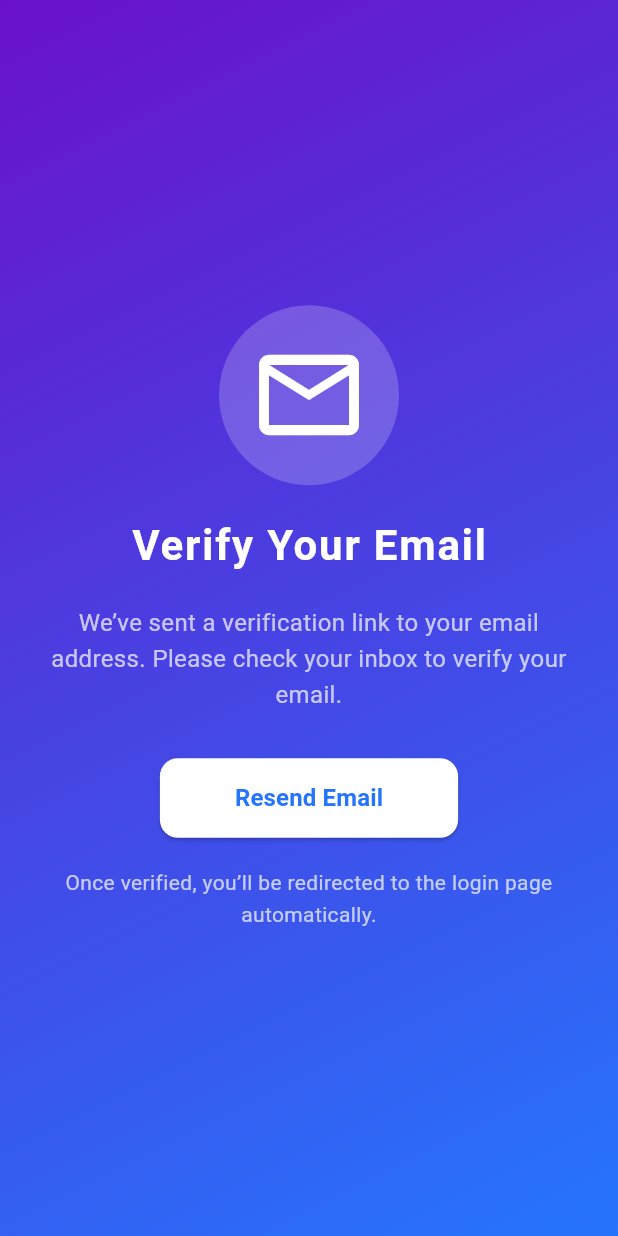
After one commit to vitaspaceuk/vitaspace_app, a Flutter app: the EmailVerificationPage screen opened directly, on a phone screen of 412 x 824 dp. The commit adds this screen. Run offline on Flutter 3.47's test engine with Material 3 defaults, Android fonts, the phone set to English and light mode, and no system bars; our stand-ins replace firebase_auth, firebase_core; accounts and stored records are empty.

Commit message:
Add email verification page

```diff
--- /dev/null
+++ b/lib/screens/email_verification_page.dart
@@ -0,0 +1,154 @@
+import 'dart:async';
+
+import 'package:flutter/material.dart';
+import 'package:firebase_auth/firebase_auth.dart';
+
+class EmailVerificationPage extends StatefulWidget {
+  const EmailVerificationPage({Key? key}) : super(key: key);
+
+  @override
+  State<EmailVerificationPage> createState() => _EmailVerificationPageState();
+}
+
+class _EmailVerificationPageState extends State<EmailVerificationPage> {
+  final FirebaseAuth _auth = FirebaseAuth.instance;
+  User? _user;
+  Timer? _timer;
+
+  @override
+  void initState() {
+    super.initState();
+    _user = _auth.currentUser;
+
+    // Start a timer to check email verification status
+    _timer = Timer.periodic(const Duration(seconds: 3), (timer) async {
+      await _user?.reload();
+      _user = _auth.currentUser;
+
+      if (_user?.emailVerified == true) {
+        _timer?.cancel();
+        Navigator.pushReplacementNamed(context, '/login');
+      }
+    });
+  }
+
+  @override
+  void dispose() {
+    _timer?.cancel();
+    super.dispose();
+  }
+
+  @override
+  Widget build(BuildContext context) {
+    return Scaffold(
+      body: Container(
+        decoration: const BoxDecoration(
+          gradient: LinearGradient(
+            begin: Alignment.topLeft,
+            end: Alignment.bottomRight,
+            colors: [
+              Color(0xFF6A11CB), // Purple
+              Color(0xFF2575FC), // Blue
+            ],
+          ),
+        ),
+        child: Center(
+          child: SingleChildScrollView(
+            child: Padding(
+              padding: const EdgeInsets.symmetric(horizontal: 20),
+              child: Column(
+                mainAxisAlignment: MainAxisAlignment.center,
+                children: [
+                  // Email Icon
+                  Container(
+                    padding: const EdgeInsets.all(20.0),
+                    decoration: BoxDecoration(
+                      color: Colors.white.withOpacity(0.2),
+                      shape: BoxShape.circle,
+                    ),
+                    child: const Icon(
+                      Icons.email_outlined,
+                      size: 80,
+                      color: Colors.white,
+                    ),
+                  ),
+                  const SizedBox(height: 20),
+
+                  // Title
+                  const Text(
+                    'Verify Your Email',
+                    style: TextStyle(
+                      fontSize: 28,
+                      fontWeight: FontWeight.bold,
+                      color: Colors.white,
+                      letterSpacing: 1.2,
+                    ),
+                  ),
+                  const SizedBox(height: 20),
+
+                  // Message
+                  const Text(
+                    "We’ve sent a verification link to your email address. Please check your inbox to verify your email.",
+                    textAlign: TextAlign.center,
+                    style: TextStyle(
+                      fontSize: 16,
+                      color: Colors.white70,
+                      height: 1.5,
+                    ),
+                  ),
+                  const SizedBox(height: 30),
+
+                  // Resend Verification Email Button
+                  ElevatedButton(
+                    onPressed: () async {
+                      try {
+                        await _user?.sendEmailVerification();
+                        ScaffoldMessenger.of(context).showSnackBar(
+                          const SnackBar(
+                            content: Text('Verification email sent again.'),
+                          ),
+                        );
+                      } catch (e) {
+                        ScaffoldMessenger.of(context).showSnackBar(
+                          SnackBar(content: Text('Error: $e')),
+                        );
+                      }
+                    },
+                    style: ElevatedButton.styleFrom(
+                      backgroundColor: Colors.white,
+                      shape: RoundedRectangleBorder(
+                        borderRadius: BorderRadius.circular(12),
+                      ),
+                      padding: const EdgeInsets.symmetric(
+                          horizontal: 50, vertical: 15),
+                    ),
+                    child: const Text(
+                      'Resend Email',
+                      style: TextStyle(
+                        color: Color(0xFF2575FC),
+                        fontWeight: FontWeight.bold,
+                        fontSize: 16,
+                      ),
+                    ),
+                  ),
+                  const SizedBox(height: 20),
+
+                  // Note
+                  const Text(
+                    "Once verified, you’ll be redirected to the login page automatically.",
+                    textAlign: TextAlign.center,
+                    style: TextStyle(
+                      fontSize: 14,
+                      color: Colors.white70,
+                      height: 1.5,
+                    ),
+                  ),
+                ],
+              ),
+            ),
+          ),
+        ),
+      ),
+    );
+  }
+}
--- a/lib/screens/sign_up_page.dart
+++ b/lib/screens/sign_up_page.dart
@@ -1,6 +1,7 @@
 import 'package:flutter/material.dart';
 import 'package:firebase_auth/firebase_auth.dart';
 import 'login_page.dart';
+import 'email_verification_page.dart';
 
 class SignUpPage extends StatefulWidget {
   const SignUpPage({Key? key}) : super(key: key);
@@ -43,7 +44,7 @@ class _SignUpPageState extends State<SignUpPage> {
 
       Navigator.pushReplacement(
         context,
-        MaterialPageRoute(builder: (context) => const LoginPage()),
+        MaterialPageRoute(builder: (context) => const EmailVerificationPage()),
       );
     } catch (e) {
       setState(() {
```
